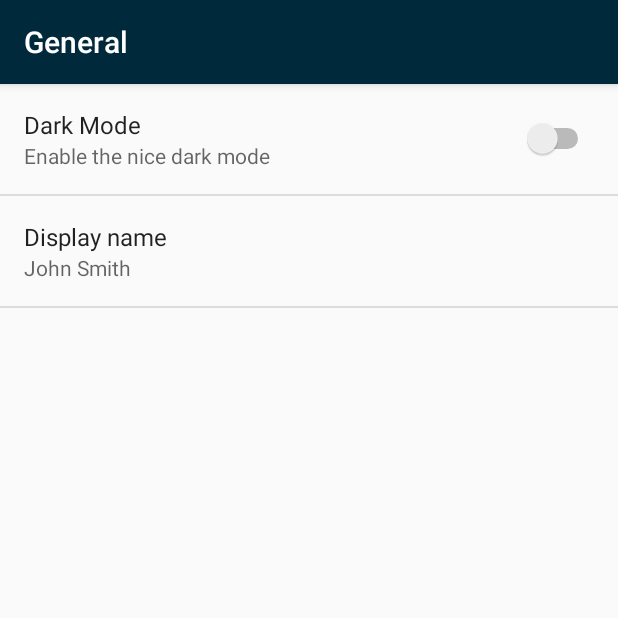
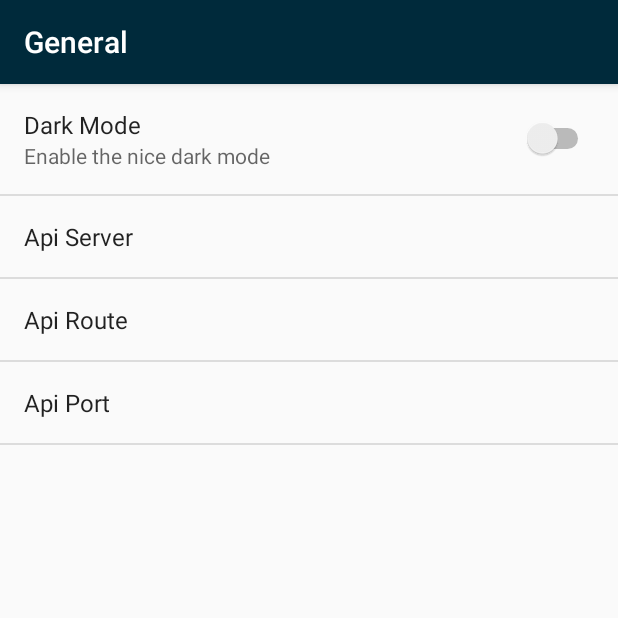
Before and after one commit to joaomariord/-ANDROID-RMSF, an Android app: the SettingsActivity screen opened directly, with no data from a screen before it, after a tap on "General", on a phone screen of 412 x 824 dp, the top half of it. Run offline under Robolectric (Android 15) with nearby library versions, the phone set to English and light mode, and no system bars.

Commit message:
Now more divided, using fragments. Background sync enabled. Settings updated Getting data from cloud is a go.

```diff
--- a/app/src/main/java/com/joaomariodev/rmsfsensoractuationapp/SettingsActivity.java
+++ b/app/src/main/java/com/joaomariodev/rmsfsensoractuationapp/SettingsActivity.java
@@ -162,7 +162,9 @@ public class SettingsActivity extends AppCompatPreferenceActivity {
             // to their values. When their values change, their summaries are
             // updated to reflect the new value, per the Android Design
             // guidelines.
-            bindPreferenceSummaryToValue(findPreference("example_text"));
+            bindPreferenceSummaryToValue(findPreference("API_ROUTE"));
+            bindPreferenceSummaryToValue(findPreference("API_PORT"));
+            bindPreferenceSummaryToValue(findPreference("API_SERVER"));
         }
 
         @Override
--- a/app/src/main/res/layout/activity_main.xml
+++ b/app/src/main/res/layout/activity_main.xml
@@ -2,6 +2,7 @@
 <android.support.design.widget.CoordinatorLayout xmlns:android="http://schemas.android.com/apk/res/android"
     xmlns:app="http://schemas.android.com/apk/res-auto"
     xmlns:tools="http://schemas.android.com/tools"
+    android:id="@+id/container"
     android:layout_width="match_parent"
     android:layout_height="match_parent"
     tools:context="com.joaomariodev.rmsfsensoractuationapp.MainActivity">
@@ -20,8 +21,6 @@
 
     </android.support.design.widget.AppBarLayout>
 
-    <include layout="@layout/content_main" />
-
     <android.support.design.widget.FloatingActionButton
         android:id="@+id/fab"
         android:layout_width="wrap_content"
--- a/app/src/main/res/values/strings.xml
+++ b/app/src/main/res/values/strings.xml
@@ -41,36 +41,35 @@
 
     <string name="pref_title_sync_frequency">Sync frequency</string>
     <string-array name="pref_sync_frequency_titles">
+        <item>5 seconds</item>
+        <item>10 seconds</item>
+        <item>20 seconds</item>
+        <item>40 seconds</item>
+        <item>1 minute</item>
+        <item>2 minutes</item>
+        <item>5 minutes</item>
         <item>15 minutes</item>
-        <item>30 minutes</item>
-        <item>1 hour</item>
-        <item>3 hours</item>
-        <item>6 hours</item>
         <item>Never</item>
     </string-array>
     <string-array name="pref_sync_frequency_values">
-        <item>15</item>
-        <item>30</item>
-        <item>60</item>
-        <item>180</item>
-        <item>360</item>
+        <item>5000</item>
+        <item>10000</item>
+        <item>20000</item>
+        <item>40000</item>
+        <item>60000</item>
+        <item>120000</item>
+        <item>300000</item>
+        <item>900000</item>
         <item>-1</item>
     </string-array>
 
-    <string-array name="list_preference_entries">
-        <item>Entry 1</item>
-        <item>Entry 2</item>
-        <item>Entry 3</item>
-    </string-array>
-
-    <string-array name="list_preference_entry_values">
-        <item>1</item>
-        <item>2</item>
-        <item>3</item>
-    </string-array>
 
     <string-array name="multi_select_list_preference_default_value" />
 
     <string name="pref_title_system_sync_settings">System sync settings</string>
 
+    <string name="pref_title_api_route">Api Route</string>
+    <string name="pref_title_api_server">Api Server</string>
+    <string name="pref_title_api_port">Api Port</string>
+
 </resources>
--- a/app/src/main/res/xml/pref_data_sync.xml
+++ b/app/src/main/res/xml/pref_data_sync.xml
@@ -4,7 +4,6 @@
          dismiss it. -->
     <!-- NOTE: ListPreference's summary should be set to its value by the activity code. -->
     <ListPreference
-        android:defaultValue="180"
         android:entries="@array/pref_sync_frequency_titles"
         android:entryValues="@array/pref_sync_frequency_values"
         android:key="sync_frequency"
@@ -12,10 +11,5 @@
         android:positiveButtonText="@null"
         android:title="@string/pref_title_sync_frequency" />
 
-    <!-- This preference simply launches an intent when selected. Use this UI sparingly, per
-         design guidelines. -->
-    <Preference android:title="@string/pref_title_system_sync_settings">
-        <intent android:action="android.settings.SYNC_SETTINGS" />
-    </Preference>
 
 </PreferenceScreen>
--- a/app/src/main/res/xml/pref_general.xml
+++ b/app/src/main/res/xml/pref_general.xml
@@ -9,12 +9,29 @@
     <!-- NOTE: EditTextPreference's summary should be set to its value by the activity code. -->
     <EditTextPreference
         android:capitalize="words"
-        android:defaultValue="@string/pref_default_display_name"
-        android:inputType="textCapWords"
-        android:key="example_text"
+        android:inputType="text"
+        android:key="API_SERVER"
         android:maxLines="1"
         android:selectAllOnFocus="true"
         android:singleLine="true"
-        android:title="@string/pref_title_display_name" />
+        android:title="@string/pref_title_api_server" />
+
+    <EditTextPreference
+        android:capitalize="words"
+        android:inputType="text"
+        android:key="API_ROUTE"
+        android:maxLines="1"
+        android:selectAllOnFocus="true"
+        android:singleLine="true"
+        android:title="@string/pref_title_api_route" />
+
+    <EditTextPreference
+        android:capitalize="words"
+        android:inputType="number"
+        android:key="API_PORT"
+        android:maxLines="1"
+        android:selectAllOnFocus="true"
+        android:singleLine="true"
+        android:title="@string/pref_title_api_port" />
 
 </PreferenceScreen>
```
Also changed, not shown: app/src/main/java/com/joaomariodev/rmsfsensoractuationapp/CloudFragment.java (added, +333 -0 lines), app/src/main/java/com/joaomariodev/rmsfsensoractuationapp/CloudHandler.java (+16 -76 lines), app/src/main/java/com/joaomariodev/rmsfsensoractuationapp/MainActivity.java (+20 -65 lines), app/src/main/res/layout/fragment_data.xml (renamed from app/src/main/res/layout/content_main.xml).
